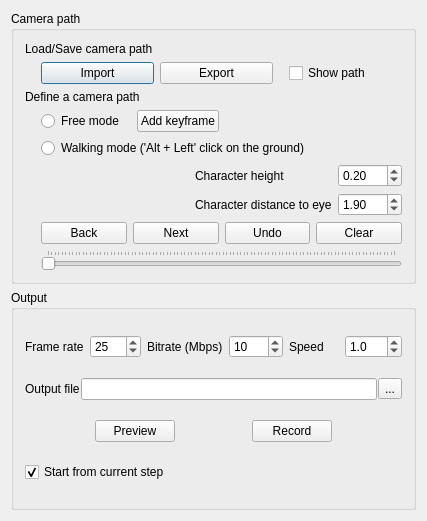
This is applications/Mapple/dialogs/dialog_walk_through.ui in LiangliangNan/Easy3D as Qt 5 draws it before an edit. The edited form follows.
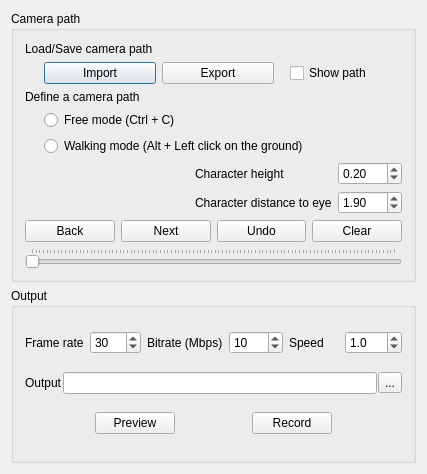
This is the edited form.

Commit message: add Status control to WalkThrough; improve UI; clean code

The edit to the form file:
```diff
--- a/applications/Mapple/dialogs/dialog_walk_through.ui
+++ b/applications/Mapple/dialogs/dialog_walk_through.ui
@@ -7,7 +7,7 @@
     <x>0</x>
     <y>0</y>
     <width>427</width>
-    <height>521</height>
+    <height>474</height>
    </rect>
   </property>
   <property name="sizePolicy">
@@ -54,7 +54,7 @@
           </property>
           <property name="sizeHint" stdset="0">
            <size>
-            <width>10</width>
+            <width>13</width>
             <height>15</height>
            </size>
           </property>
@@ -124,7 +124,7 @@
           </property>
           <property name="sizeHint" stdset="0">
            <size>
-            <width>10</width>
+            <width>13</width>
             <height>15</height>
            </size>
           </property>
@@ -133,42 +133,18 @@
         <item row="3" column="1">
          <layout class="QVBoxLayout" name="verticalLayout_2">
           <item>
-           <layout class="QGridLayout" name="gridLayout_3">
-            <item row="0" column="0">
              <widget class="QRadioButton" name="radioButtonFreeMode">
               <property name="text">
-               <string>Free mode  </string>
+             <string>Free mode (Ctrl + C) </string>
               </property>
              </widget>
             </item>
-            <item row="0" column="1">
-             <widget class="QPushButton" name="addKeyframeButton">
-              <property name="text">
-               <string>Add keyframe</string>
-              </property>
-             </widget>
-            </item>
-            <item row="0" column="2">
-             <spacer name="horizontalSpacer_8">
-              <property name="orientation">
-               <enum>Qt::Horizontal</enum>
-              </property>
-              <property name="sizeHint" stdset="0">
-               <size>
-                <width>50</width>
-                <height>18</height>
-               </size>
-              </property>
-             </spacer>
-            </item>
-            <item row="1" column="0" colspan="3">
+          <item>
              <widget class="QRadioButton" name="radioButtonWalkingMode">
               <property name="text">
-               <string>Walking mode ('Alt + Left' click on the ground)</string>
-              </property>
-             </widget>
-            </item>
-           </layout>
+             <string>Walking mode (Alt + Left click on the ground)</string>
+            </property>
+           </widget>
           </item>
           <item>
            <layout class="QHBoxLayout" name="horizontalLayoutParameters">
@@ -240,6 +216,10 @@
             </item>
            </layout>
           </item>
+         </layout>
+        </item>
+       </layout>
+      </item>
           <item>
            <layout class="QHBoxLayout" name="horizontalLayoutCameraPathButtons">
             <item>
@@ -286,10 +266,6 @@
            </widget>
           </item>
          </layout>
-        </item>
-       </layout>
-      </item>
-     </layout>
     </widget>
    </item>
    <item>
@@ -321,8 +297,11 @@
           <property name="minimum">
            <number>1</number>
           </property>
+          <property name="maximum">
+           <number>60</number>
+          </property>
           <property name="value">
-           <number>25</number>
+           <number>30</number>
           </property>
          </widget>
         </item>
@@ -389,7 +368,7 @@
         <item>
          <widget class="QLabel" name="labelOutputFile">
           <property name="text">
-           <string>Output file</string>
+           <string>Output</string>
           </property>
          </widget>
         </item>
@@ -484,16 +463,6 @@
         </item>
        </layout>
       </item>
-      <item>
-       <widget class="QCheckBox" name="checkBoxStartFromCurrentStep">
-        <property name="text">
-         <string>Start from current step</string>
-        </property>
-        <property name="checked">
-         <bool>true</bool>
-        </property>
-       </widget>
-      </item>
      </layout>
     </widget>
    </item>
```
Left out of the diff: 2 changed lines with no effect on the pictures. Lines whose indentation alone changed are shown as unchanged. The commit also changes 8 other files.
